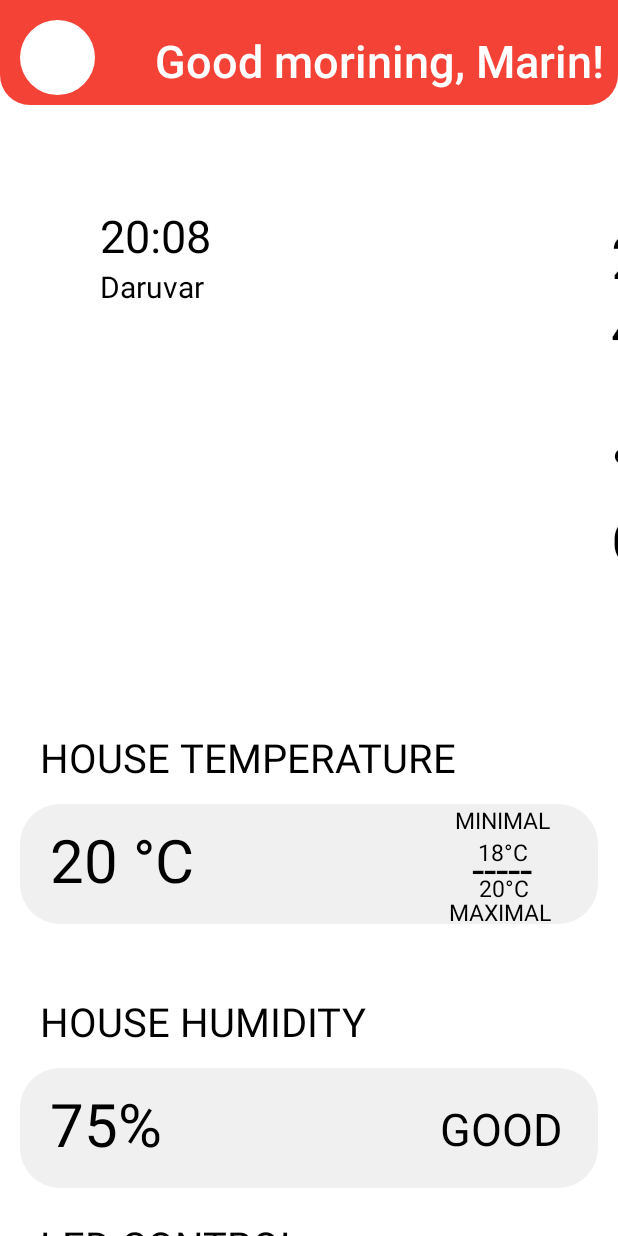
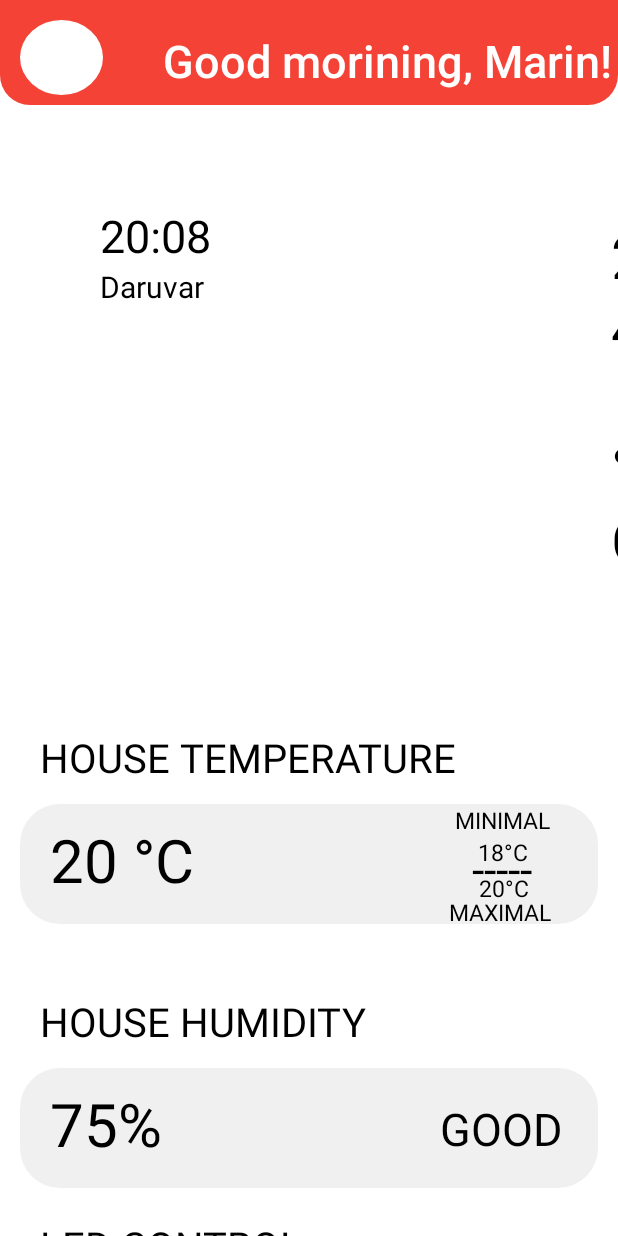
Before and after one commit to ShiroiByte/Smart-Home-Hub_IoT, an Android app: the screen it shows after launch (MainActivity), on a phone screen of 412 x 824 dp. Run offline under Robolectric (Android 15) with nearby library versions, the phone set to English and light mode, and no system bars; plain views replace CircularSlider.

Commit message:
Android studio

```diff
--- a/app/src/main/res/layout/activity_main.xml
+++ b/app/src/main/res/layout/activity_main.xml
@@ -15,7 +15,7 @@
         android:orientation="horizontal">
 
         <ImageView
-            android:layout_width="50dp"
+            android:layout_width="55dp"
             android:layout_height="50dp"
             android:layout_marginLeft="20px"
             android:layout_marginTop="20px"
```
